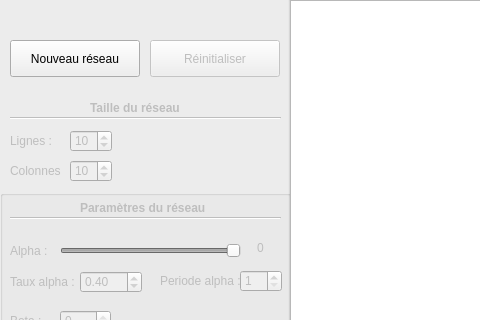
Asord/ProjetSOM, file Projet/PTUT/PTUT.ui: the form before one commit; both pictures show x 0 to 480 and y 0 to 320 of the 802 by 591 pixel window.
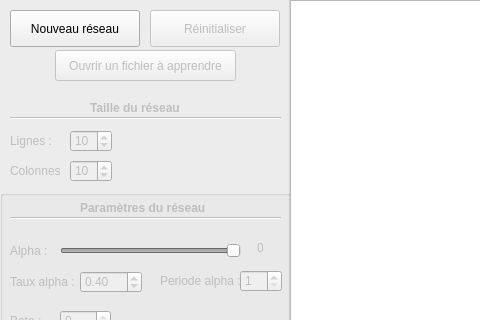
The form after the commit.

```diff
--- a/Projet/PTUT/PTUT.ui
+++ b/Projet/PTUT/PTUT.ui
@@ -29,7 +29,7 @@
     <property name="geometry">
      <rect>
       <x>20</x>
-      <y>60</y>
+      <y>30</y>
       <width>130</width>
       <height>37</height>
      </rect>
@@ -610,7 +610,7 @@
     <property name="geometry">
      <rect>
       <x>160</x>
-      <y>60</y>
+      <y>30</y>
       <width>130</width>
       <height>37</height>
      </rect>
@@ -622,6 +622,25 @@
      <string>Réinitialiser</string>
     </property>
    </widget>
+   <widget class="QPushButton" name="OpenFile">
+    <property name="enabled">
+     <bool>false</bool>
+    </property>
+    <property name="geometry">
+     <rect>
+      <x>65</x>
+      <y>70</y>
+      <width>181</width>
+      <height>31</height>
+     </rect>
+    </property>
+    <property name="styleSheet">
+     <string notr="true"/>
+    </property>
+    <property name="text">
+     <string>Ouvrir un fichier à apprendre</string>
+    </property>
+   </widget>
   </widget>
   <widget class="QGraphicsView" name="graphicsView">
    <property name="geometry">
```
Left out of the diff: 16 changed lines with no effect on the pictures.
